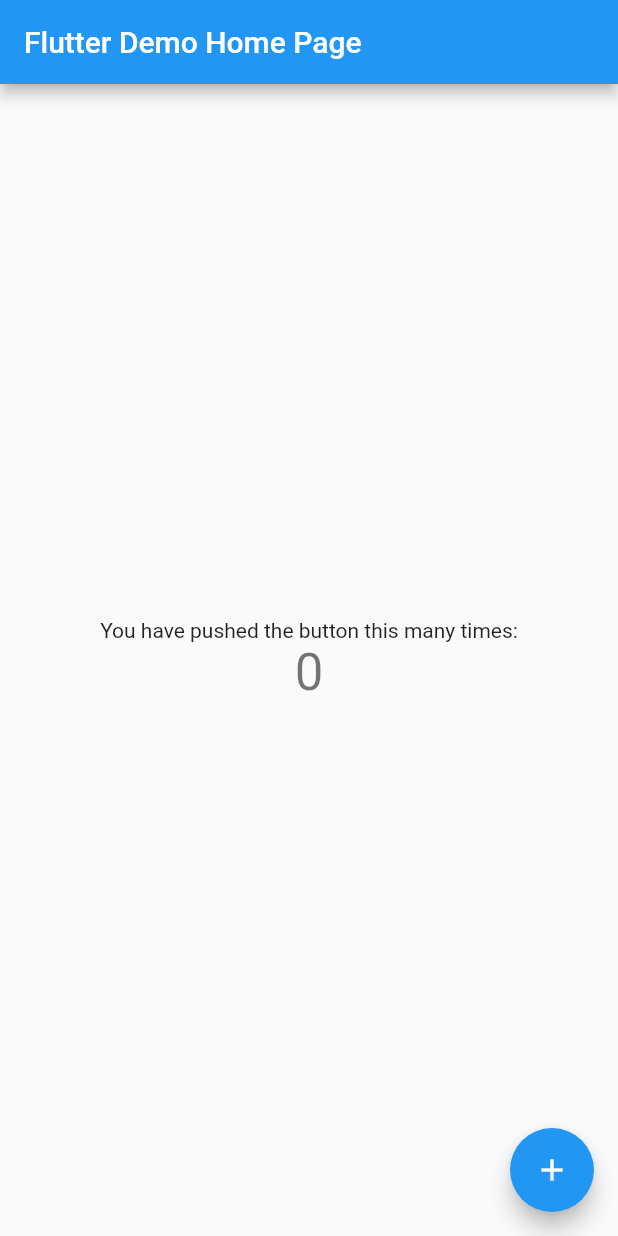
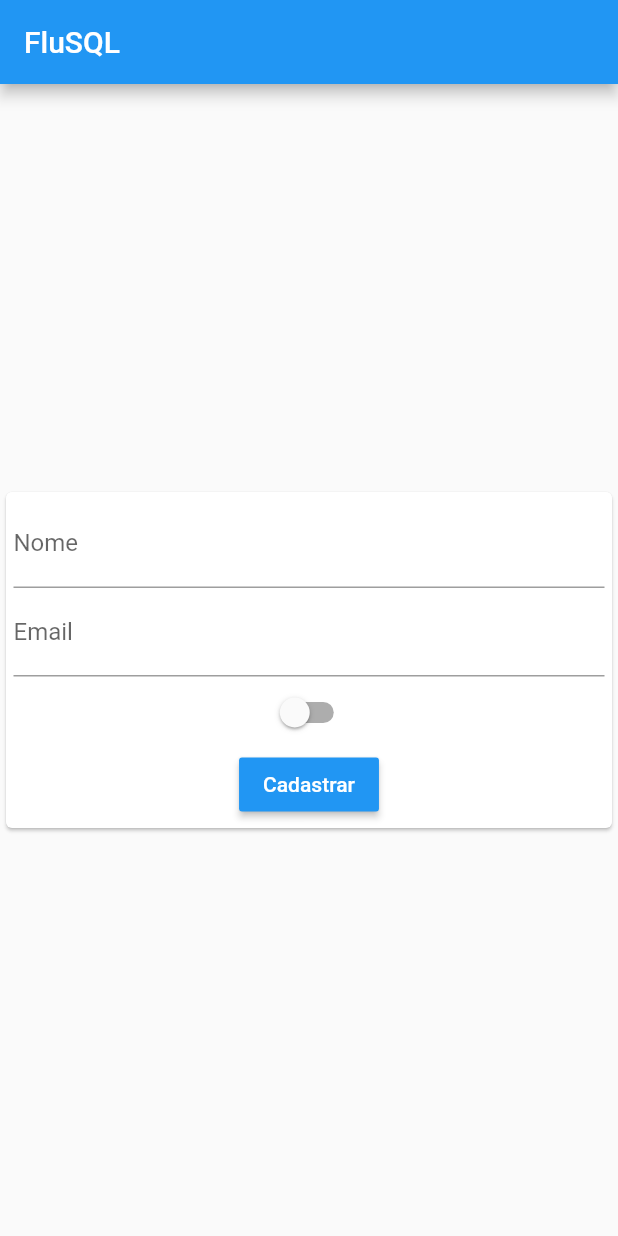
Before and after one commit to raloliver/flusql, a Flutter app: the screen it shows after launch, on a phone screen of 412 x 824 dp. Run offline on Flutter 3.47's test engine with Material 2 defaults, Android fonts, the phone set to English and light mode, and no system bars; our stand-ins replace sqflite; accounts and stored records are empty.

Commit message:
Finish signup

```diff
--- a/lib/main.dart
+++ b/lib/main.dart
@@ -1,5 +1,6 @@
 import 'package:flutter/material.dart';
 import 'package:flusql/utils/connections.dart';
+import 'package:flusql/signup.dart';
 
 void main() => runApp(MyApp());
 
@@ -11,7 +12,7 @@ class MyApp extends StatelessWidget {
       theme: ThemeData(
         primarySwatch: Colors.blue,
       ),
-      home: MyHomePage(title: 'Flutter Demo Home Page'),
+      home: MyHomePage(title: 'FluSQL'),
       debugShowCheckedModeBanner: false,
     );
   }
@@ -27,21 +28,8 @@ class MyHomePage extends StatefulWidget {
 }
 
 class _MyHomePageState extends State<MyHomePage> {
-  int _counter = 0;
-
-  void _incrementCounter() {
-    setState(() {
-      _counter++;
-    });
-  }
-
   @override
   Widget build(BuildContext context) {
-    ConnectionDB.connect().then((database) {
-      return database.rawQuery('select count(*) from users');
-    }).then((data) {
-      print(data);
-    });
     return Scaffold(
       appBar: AppBar(
         title: Text(widget.title),
@@ -50,20 +38,9 @@ class _MyHomePageState extends State<MyHomePage> {
         child: Column(
           mainAxisAlignment: MainAxisAlignment.center,
           children: <Widget>[
-            Text(
-              'You have pushed the button this many times:',
-            ),
-            Text(
-              '$_counter',
-              style: Theme.of(context).textTheme.display1,
-            ),
+            Signup(),
           ],
         ),
-      ),
-      floatingActionButton: FloatingActionButton(
-        onPressed: _incrementCounter,
-        tooltip: 'Increment',
-        child: Icon(Icons.add),
       ),
     );
   }
--- a/lib/signup.dart
+++ b/lib/signup.dart
@@ -1,15 +1,86 @@
+import 'package:flusql/utils/connections.dart';
 import 'package:flutter/material.dart';
 
 class Signup extends StatefulWidget {
+  var onSaved;
+  Signup({Key key, this.onSaved}) : super(key: key);
+
   @override
   _SignupState createState() => _SignupState();
 }
 
 class _SignupState extends State<Signup> {
+  final _formKey = GlobalKey<FormState>();
+  Map<String, dynamic> _formData = {'enabled': false};
+
   @override
   Widget build(BuildContext context) {
-    return Container(
-
+    return Card(
+      child: Form(
+        key: _formKey,
+        child: Container(
+          padding: EdgeInsets.all(5),
+          child: Column(
+            children: <Widget>[
+              TextFormField(
+                  decoration: InputDecoration(labelText: 'Nome'),
+                  validator: (value) {
+                    if (value.isEmpty) {
+                      return 'Este campo é obrigatório';
+                    }
+                  },
+                  onSaved: (value) {
+                    _formData['name'] = value;
+                  }),
+              TextFormField(
+                  decoration: InputDecoration(labelText: 'Email'),
+                  validator: (value) {
+                    if (value.isEmpty) {
+                      return 'Este campo é obrigatório';
+                    }
+                  },
+                  onSaved: (value) {
+                    _formData['email'] = value;
+                  }),
+              Switch(
+                value: _formData['enabled'],
+                onChanged: (value) {
+                  _formData['enabled'] = value;
+                },
+              ),
+              RaisedButton(
+                color: Colors.blue,
+                child: Text(
+                  'Cadastrar',
+                  style: TextStyle(color: Colors.white),
+                ),
+                onPressed: () {
+                  if (_formKey.currentState.validate()) {
+                    _formKey.currentState.save();
+                    _addUser();
+                    _formKey.currentState.reset();
+                  }
+                },
+              ),
+            ],
+          ),
+        ),
+      ),
     );
   }
+
+  _addUser() async {
+    var data = [
+      _formData['name'],
+      _formData['email'],
+      _formData['enabled'],
+    ];
+
+    var database = await ConnectionDB.connect();
+    database.transaction((txn) async {
+      int id = await txn.rawInsert(
+          'INSERT INTO users (name, email, enabled) VALUES (?, ?, ?)', data);
+      widget.onSaved();
+    });
+  }
 }
```
